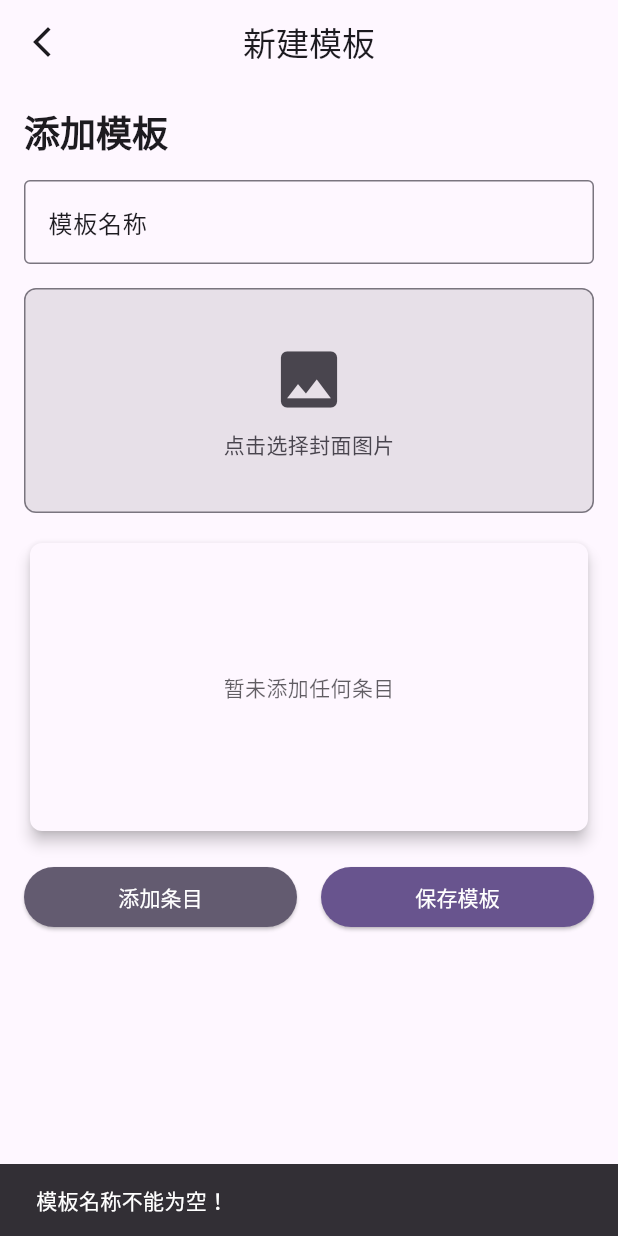
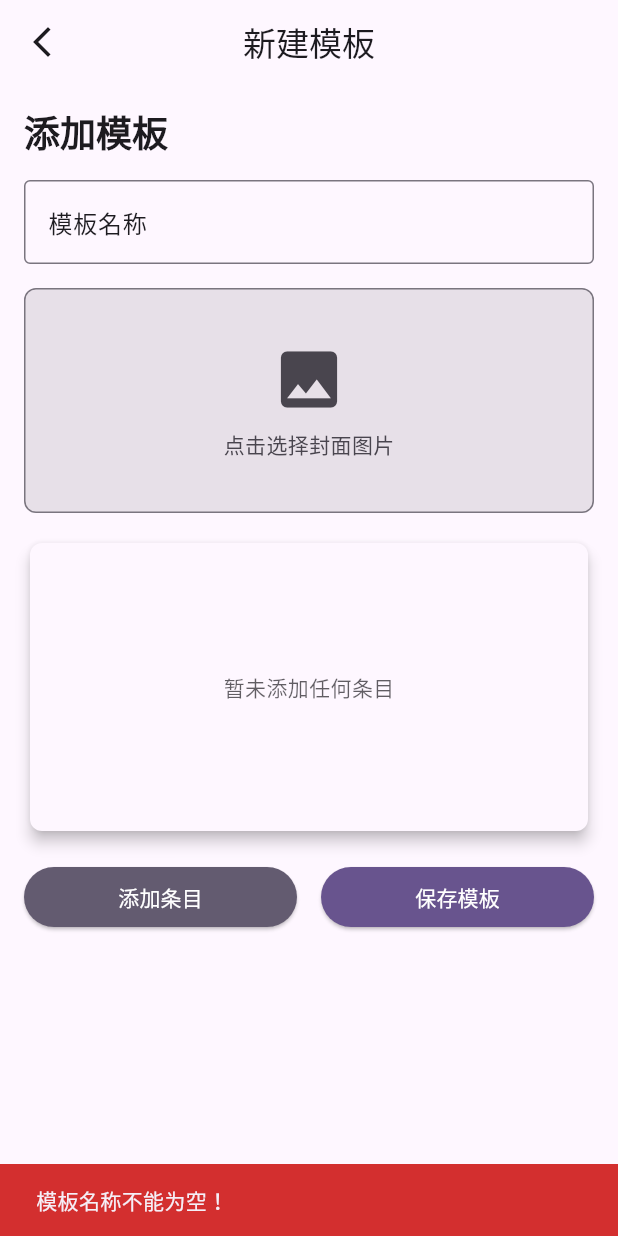
Before and after one commit to moze-max/flomosupport, a Flutter app: the Newguide screen opened by its route, after a tap on "保存模板", on a phone screen of 412 x 824 dp. Run offline on Flutter 3.47's test engine with Material 3 defaults, Android fonts, the phone set to English and light mode, and no system bars; our stand-ins replace flutter_secure_storage, image_cropper, image_picker, share_plus; accounts and stored records are empty.

Commit message:
refactor(newguide): 优化新建模板页面布局和逻辑
- 删除了 delete_guide_templates_dialog.dart 文件
- 更新了 currentguide.dart 和 newguide.dart 的导入路径
- 重构了 newguide.dart 的页面布局，使内容能够根据屏幕高度自适应
- 添加了 showSnackbar 函数用于统一显示SnackBar提示
- 优化了添加条目的逻辑，使用新的对话框组件

```diff
--- a/lib/pages/currentguide.dart
+++ b/lib/pages/currentguide.dart
@@ -1,5 +1,5 @@
 import 'dart:developer' as developer;
-import 'package:flomosupport/components/delete_guide_templates_dialog.dart';
+import 'package:flomosupport/components/dialog_components.dart';
 import 'package:flomosupport/components/show_snackbar.dart';
 import 'package:flomosupport/functions/api_service.dart';
 import 'package:flomosupport/functions/storage_service.dart';
--- a/lib/pages/newguide.dart
+++ b/lib/pages/newguide.dart
@@ -1,9 +1,11 @@
+import 'package:flomosupport/components/show_snackbar.dart';
 import 'package:flutter/material.dart';
 import 'package:path_provider/path_provider.dart';
 import 'dart:io';
 import 'dart:convert';
 import 'package:image_picker/image_picker.dart';
 import 'package:flomosupport/models/guidemodel.dart'; // 确保路径正确
+import 'package:flomosupport/components/dialog_components.dart';
 
 class Newguide extends StatefulWidget {
   const Newguide({super.key});
@@ -43,9 +45,7 @@ class NewguideState extends State<Newguide> {
       }
     } catch (e) {
       if (mounted) {
-        ScaffoldMessenger.of(context).showSnackBar(
-          SnackBar(content: Text('模板加载失败，$e')),
-        );
+        showSnackbar(context, '模板加载失败，: $e');
       }
     }
   }
@@ -65,9 +65,7 @@ class NewguideState extends State<Newguide> {
       await file.writeAsString(json.encode(jsonList));
     } catch (e) {
       if (mounted) {
-        ScaffoldMessenger.of(context).showSnackBar(
-          SnackBar(content: Text('模板保存失败: $e')),
-        );
+        showSnackbar(context, '模板保存失败: $e');
       }
     }
   }
@@ -87,25 +85,11 @@ class NewguideState extends State<Newguide> {
   // 新增：保存当前模板的逻辑，包括图片处理
   Future<void> _saveTemplate() async {
     if (_nameController.text.isEmpty) {
-      if (mounted) {
-        ScaffoldMessenger.of(context).showSnackBar(
-          SnackBar(
-              content: Text('模板名称不能为空！',
-                  style:
-                      TextStyle(color: Theme.of(context).colorScheme.onError))),
-        );
-      }
+      showSnackbar(context, '模板名称不能为空！', isError: true);
       return;
     }
     if (_useritems.isEmpty) {
-      if (mounted) {
-        ScaffoldMessenger.of(context).showSnackBar(
-          SnackBar(
-              content: Text('模板条目不能为空！',
-                  style:
-                      TextStyle(color: Theme.of(context).colorScheme.onError))),
-        );
-      }
+      showSnackbar(context, '模板条目不能为空！', isError: true);
       return;
     }
 
@@ -127,14 +111,9 @@ class NewguideState extends State<Newguide> {
         imagePath = newImage.path; // 存储新图片路径
       } catch (e) {
         if (mounted) {
-          ScaffoldMessenger.of(context).showSnackBar(
-            SnackBar(
-                content: Text('封面图片保存失败: $e',
-                    style: TextStyle(
-                        color: Theme.of(context).colorScheme.onError))),
-          );
+          showSnackbar(context, '封面图片保存失败: $e', isError: true);
         }
-        // 即使图片保存失败，也允许模板保存
+
         imagePath = null;
       }
     }
@@ -145,7 +124,7 @@ class NewguideState extends State<Newguide> {
         imagePath: imagePath);
 
     setState(() {
-      _templates.add(newTemplate); // 将新模板添加到总模板列表
+      _templates.add(newTemplate);
     });
 
     if (mounted) {
@@ -154,14 +133,7 @@ class NewguideState extends State<Newguide> {
       _useritems.clear(); // 清空当前条目列表
       _pickedImage = null; // 清空已选择的图片
       if (mounted) {
-        ScaffoldMessenger.of(context).showSnackBar(
-          SnackBar(
-            content: Text('模板保存成功！',
-                style:
-                    TextStyle(color: Theme.of(context).colorScheme.onPrimary)),
-            backgroundColor: Theme.of(context).colorScheme.primary,
-          ),
-        );
+        showSnackbar(context, '模板保存成功！');
       }
       // 返回上一页并传递成功结果，可以用于刷新Guide页面
       if (mounted) {
@@ -190,16 +162,91 @@ class NewguideState extends State<Newguide> {
           backgroundColor: currentTheme.appBarTheme.backgroundColor,
           foregroundColor: currentTheme.appBarTheme.foregroundColor,
         ),
-      body: SingleChildScrollView(
+        // body: SingleChildScrollView(
+        //   child: Padding(
+        body: Column(
+          children: [
+            Expanded(
+              child: SingleChildScrollView(
+                // 注意：如果使用Spacer，可能需要重新评估SingleChildScrollView
+                // 如果屏幕高度足够，Spacer会拉伸，body内容可能不会滚动
+                // 如果屏幕高度不足，SingleChildScrollView仍会提供滚动
                 child: Padding(
                   padding: const EdgeInsets.all(16.0),
+                  child: LayoutBuilder(
+                    // mainAxisSize: MainAxisSize.min, // <-- 这里可能需要移除或调整
+                    // 因为我们想要拉伸，所以Column可能需要占据更多空间
+                    // 通常，如果SingleChildScrollView包裹Column，且Column包含Spacer，
+                    // Column的mainAxisSize默认为MainAxisSize.max，Spacer会填充剩余空间。
+                    // 但在SingleChildScrollView内部，Column的布局行为可能受限于其内容大小。
+                    // 更好的做法是让Column占据其父级（SingleChildScrollView的子级）的最大高度。
+                    // 要确保Column能拉伸到其父级的最大高度，需要确保其父级也有足够的空间。
+                    // 考虑将Padding直接作为Scaffold的body，然后内部使用Column+Expanded。
+
+                    // 暂时保留mainAxisSize: MainAxisSize.min，如果效果不对再移除
+                    // 让我们先尝试以下结构，它更常见：
+                    // Column作为Scaffold的直接body，然后处理溢出。
+
+                    // 临时移除 SingleChildScrollView 来测试 Spacer 效果
+                    // 如果内容溢出，再添加 SingleChildScrollView
+                    // crossAxisAlignment: CrossAxisAlignment.start, // 保持左对齐
+
+                    // *** 新的布局思路：将 Column 作为 Scaffold 的直接 body ***
+                    // 如果内容可能溢出屏幕，那么Column的父级需要有足够的空间来滚动。
+                    // 最简单的实现方式是：
+                    // Scaffold -> Column (Expanded if needed) -> 各个组件 -> Spacer -> 按钮 Row
+
+                    // 重新设计 body 部分，去除 SingleChildScrollView 的直接包裹，
+                    // 而是让 Column 填充所有可用空间，并内部处理滚动（如果需要）
+                    // 但是，您原有的 SingleChildScrollView 是为了处理内容过长时滚动。
+                    // 要达到“拉伸”且“底部”的效果，同时保留滚动，有点复杂。
+
+                    // 方案A: 弹性布局，内容部分可滚动
+                    // 这种方案是：Scaffold -> Column (填充高度) -> [可滚动的区域] -> Spacer -> [底部固定区域]
+                    // 这意味着你可能需要两个滚动区域或一个CustomScrollView。
+
+                    // 让我们假设你的内容不是总是很长以至于需要Scaffold级别的滚动，
+                    // 而是希望在“有空间”时拉伸。如果内容真的很高，那么按钮也会随着滚动而向上。
+                    // 如果您希望按钮永远在屏幕底部，不随内容滚动，那还是 bottomNavigationBar 更好。
+                    // “当屏幕的高度超过一定限度，元素的高度将会按照比例拉伸”
+                    // 意味着在足够大的屏幕上，内容会变高，把按钮推到屏幕的底部。
+
+                    // 最终决定：保留 SingleChildScrollView，但让其子级 Column 能够按需拉伸。
+                    // 这需要一个 `ConstrainedBox` 或 `LayoutBuilder` 来确保 `Column` 至少能占据屏幕高度。
+
+                    // **最简单的实现方式，无需复杂的高度计算，适用于您的场景：**
+                    // 将 Column 的 mainAxisSize 设置为 MainAxisSize.max，并包裹在一个可以获得最大高度的 Widget 中。
+                    // 或者更直接，将 `Column` 直接作为 `body`，并让其 `mainAxisAlignment` 变为 `spaceBetween`。
+                    // 但这样会导致内容直接分散，而不是拉伸特定部分。
+
+                    // **回到最初的理解，您想要的是在有额外空间时，页面内容（或一部分）填充这部分空间，从而让按钮在视觉上“保持在底部”**
+                    // 这最适合 `Column` + `Spacer` 组合，但要确保 `Column` 本身有足够的空间来拉伸。
+                    // 在 `Scaffold` 的 `body` 中，如果直接是一个 `Column`，它会尝试填充可用高度。
+                    // 但 `SingleChildScrollView` 会限制其子级 `Column` 的高度为内容所需高度。
+
+                    // 解决方案：将 `SingleChildScrollView` 嵌套在 `Expanded` 或 `SizedBox.expand` 中，
+                    // 并将 `Column` 的 `mainAxisSize` 设置为 `MainAxisSize.max`。
+
+                    // **修改为 Scaffold 的直接 body，并使用 Column 弹性布局：**
+
+                    // --- 放弃 SingleChildScrollView 直接包裹 Column 的简单方法，改为更灵活的方案 ---
+
+                    // 新的 body 结构
+                    // 利用 `LayoutBuilder` 来获取可用高度，然后强制 `Column` 至少占据这个高度
+                    // 这样 `Spacer` 才能工作
+
+                    builder: (context, constraints) {
+                      return IntrinsicHeight(
+                        // 使得 Column 能够根据其 Expanded 子元素来决定高度
                         child: Column(
-            mainAxisSize: MainAxisSize.min,
+                          mainAxisAlignment:
+                              MainAxisAlignment.start, // 元素从顶部开始排列
                           crossAxisAlignment: CrossAxisAlignment.start,
                           children: [
                             Text(
                               '添加模板',
-                style: currentTheme.textTheme.headlineSmall?.copyWith(
+                              style: currentTheme.textTheme.headlineSmall
+                                  ?.copyWith(
                                 fontWeight: FontWeight.bold,
                                 color: currentTheme.colorScheme.onSurface,
                               ),
@@ -210,18 +257,20 @@ class NewguideState extends State<Newguide> {
                               decoration: InputDecoration(
                                 labelText: '模板名称',
                                 border: const OutlineInputBorder(),
-                  labelStyle:
-                      TextStyle(color: currentTheme.colorScheme.onSurface),
+                                labelStyle: TextStyle(
+                                    color: currentTheme.colorScheme.onSurface),
                                 enabledBorder: OutlineInputBorder(
-                    borderSide:
-                        BorderSide(color: currentTheme.colorScheme.outline),
+                                  borderSide: BorderSide(
+                                      color: currentTheme.colorScheme.outline),
                                 ),
                                 focusedBorder: OutlineInputBorder(
                                   borderSide: BorderSide(
-                        color: currentTheme.colorScheme.primary, width: 2),
+                                      color: currentTheme.colorScheme.primary,
+                                      width: 2),
                                 ),
                               ),
-                style: TextStyle(color: currentTheme.colorScheme.onSurface),
+                              style: TextStyle(
+                                  color: currentTheme.colorScheme.onSurface),
                             ),
                             const SizedBox(height: 16),
                             GestureDetector(
@@ -230,7 +279,8 @@ class NewguideState extends State<Newguide> {
                                 height: 150,
                                 width: double.infinity,
                                 decoration: BoxDecoration(
-                    color: currentTheme.colorScheme.surfaceContainerHighest,
+                                  color: currentTheme
+                                      .colorScheme.surfaceContainerHighest,
                                   borderRadius: BorderRadius.circular(8),
                                   border: Border.all(
                                     color: currentTheme.colorScheme.outline,
@@ -248,20 +298,23 @@ class NewguideState extends State<Newguide> {
                                         ),
                                       )
                                     : Column(
-                          mainAxisAlignment: MainAxisAlignment.center,
+                                        mainAxisAlignment:
+                                            MainAxisAlignment.center,
                                         children: [
                                           Icon(
                                             Icons.image,
                                             size: 50,
-                              color: currentTheme.colorScheme.onSurfaceVariant,
+                                            color: currentTheme
+                                                .colorScheme.onSurfaceVariant,
                                           ),
                                           const SizedBox(height: 8),
                                           Text(
                                             '点击选择封面图片',
-                              style:
-                                  currentTheme.textTheme.bodyMedium?.copyWith(
-                                color:
-                                    currentTheme.colorScheme.onSurfaceVariant,
+                                            style: currentTheme
+                                                .textTheme.bodyMedium
+                                                ?.copyWith(
+                                              color: currentTheme
+                                                  .colorScheme.onSurfaceVariant,
                                             ),
                                           ),
                                         ],
@@ -269,9 +322,10 @@ class NewguideState extends State<Newguide> {
                               ),
                             ),
                             const SizedBox(height: 16),
-              // Apply a fixed height to the Card here
+                            // 条目列表区域（Card包裹）
+                            // 考虑让这个Card可以拉伸，或者在其之后添加Spacer
                             SizedBox(
-                height: 200, // <--- Set your desired fixed height here
+                              height: 200, // 保持固定高度的列表
                               child: Card(
                                 elevation: 4,
                                 color: currentTheme.colorScheme.surface,
@@ -283,20 +337,20 @@ class NewguideState extends State<Newguide> {
                                       ? Center(
                                           child: Text(
                                             '暂未添加任何条目',
-                              style:
-                                  currentTheme.textTheme.bodyMedium?.copyWith(
-                                color: currentTheme.colorScheme.onSurface
+                                            style: currentTheme
+                                                .textTheme.bodyMedium
+                                                ?.copyWith(
+                                              color: currentTheme
+                                                  .colorScheme.onSurface
                                                   .withAlpha(178),
                                             ),
                                           ),
                                         )
                                       : ListView.builder(
-                            // Important: Nested ListView with fixed height container
-                            shrinkWrap:
-                                true, // Only take space needed by children
-                            primary: false, // Not the primary scroll view
+                                          shrinkWrap: true,
+                                          primary: false,
                                           physics:
-                                const AlwaysScrollableScrollPhysics(), // Allow list to scroll if its content overflows fixed height
+                                              const AlwaysScrollableScrollPhysics(),
                                           itemCount: _useritems.length,
                                           itemBuilder: (context, index) {
                                             final item = _useritems[index];
@@ -304,14 +358,17 @@ class NewguideState extends State<Newguide> {
                                               title: Text(item,
                                                   style: TextStyle(
                                                       color: currentTheme
-                                            .colorScheme.onSurface)),
+                                                          .colorScheme
+                                                          .onSurface)),
                                               trailing: IconButton(
                                                 icon: const Icon(Icons.delete,
                                                     color: Colors.red),
                                                 onPressed: () {
                                                   setState(() {
-                                      if (index < _useritems.length) {
-                                        _useritems.removeAt(index);
+                                                    if (index <
+                                                        _useritems.length) {
+                                                      _useritems
+                                                          .removeAt(index);
                                                     }
                                                   });
                                                 },
@@ -322,17 +379,24 @@ class NewguideState extends State<Newguide> {
                                 ),
                               ),
                             ),
-              const SizedBox(
-                  height: 16), // Add spacing after the fixed-height card
+
+                            // 这是实现拉伸效果的关键！
+                            // Spacer 会填充所有剩余的垂直空间，将下面的按钮推到底部
+                            const Spacer(), // <-- 添加 Spacer
+
+                            const SizedBox(height: 16), // 按钮上方的间距
+                            // 按钮行：添加条目 & 保存模板
                             Row(
                               mainAxisAlignment: MainAxisAlignment.spaceEvenly,
                               children: [
                                 Expanded(
                                   child: ElevatedButton(
-                      onPressed: () => _showAddItemDialog(context),
+                                    onPressed: _handleAddItem,
                                     style: ElevatedButton.styleFrom(
-                        backgroundColor: currentTheme.colorScheme.secondary,
-                        foregroundColor: currentTheme.colorScheme.onSecondary,
+                                      backgroundColor:
+                                          currentTheme.colorScheme.secondary,
+                                      foregroundColor:
+                                          currentTheme.colorScheme.onSecondary,
                                     ),
                                     child: const Text('添加条目'),
                                   ),
@@ -342,102 +406,41 @@ class NewguideState extends State<Newguide> {
                                   child: ElevatedButton(
                                     onPressed: _saveTemplate,
                                     style: ElevatedButton.styleFrom(
-                        backgroundColor: currentTheme.colorScheme.primary,
-                        foregroundColor: currentTheme.colorScheme.onPrimary,
+                                      backgroundColor:
+                                          currentTheme.colorScheme.primary,
+                                      foregroundColor:
+                                          currentTheme.colorScheme.onPrimary,
                                     ),
                                     child: const Text('保存模板'),
                                   ),
                                 ),
                               ],
                             ),
+                            SizedBox(
+                                height: MediaQuery.of(context).padding.bottom +
+                                    16.0), // 底部安全区域和额外间距
                           ],
+                        ),
+                      ); // End of IntrinsicHeight
+                    },
                   ),
                 ),
               ),
-      // --- MODIFICATION END ---
-    );
+            ),
+          ],
+        ));
   }
 
-  Future<void> _showAddItemDialog(BuildContext context) async {
-    await showDialog(
-      context: context,
-      builder: (dialogContext) {
-        final itemsInputController =
-            TextEditingController(); // Controller created here
-        try {
-          return AlertDialog(
-            title: Text('添加条目',
-                style: TextStyle(
-                    color: Theme.of(dialogContext).colorScheme.onSurface)),
-            content: TextField(
-              controller: itemsInputController,
-              decoration: InputDecoration(
-                labelText: '条目内容',
-                labelStyle: TextStyle(
-                    color: Theme.of(dialogContext)
-                        .colorScheme
-                        .onSurface
-                        .withAlpha(179)),
-                border: const OutlineInputBorder(),
-                enabledBorder: OutlineInputBorder(
-                  borderSide: BorderSide(
-                      color: Theme.of(dialogContext).colorScheme.outline),
-                ),
-                focusedBorder: OutlineInputBorder(
-                  borderSide: BorderSide(
-                      color: Theme.of(dialogContext).colorScheme.primary,
-                      width: 2),
-                ),
-              ),
-              style: TextStyle(
-                  color: Theme.of(dialogContext).colorScheme.onSurface),
-              autofocus: true,
-            ),
-            actions: [
-              TextButton(
-                onPressed: () {
-                  Navigator.pop(dialogContext);
-                },
-                child: Text('取消',
-                    style: TextStyle(
-                        color: Theme.of(dialogContext).colorScheme.onSurface)),
-              ),
-              ElevatedButton(
-                onPressed: () {
-                  if (itemsInputController.text.isNotEmpty) {
+  void _handleAddItem() async {
+    // Capture the result from the dialog
+    final String? newItem = await showAddItemDialog(context);
+
+    // Check if a valid item was returned (not null and not empty)
+    if (newItem != null && newItem.isNotEmpty) {
       setState(() {
-                      _useritems.add(itemsInputController.text.trim());
-                    });
-                    Navigator.pop(dialogContext);
-                  } else {
-                    ScaffoldMessenger.of(dialogContext).showSnackBar(
-                      SnackBar(
-                          content: Text('条目内容不能为空！',
-                              style: TextStyle(
-                                  color: Theme.of(dialogContext)
-                                      .colorScheme
-                                      .onError))),
-                    );
-                  }
-                },
-                style: ElevatedButton.styleFrom(
-                  backgroundColor: Theme.of(dialogContext).colorScheme.primary,
-                  foregroundColor:
-                      Theme.of(dialogContext).colorScheme.onPrimary,
-                ),
-                child: const Text('保存'),
-              ),
-            ],
-          );
-        } finally {
-          WidgetsBinding.instance.addPostFrameCallback((_) {
-            if (!dialogContext.mounted) {
-              itemsInputController.dispose();
-            }
+        _useritems.add(newItem); // Add the item to your local list
       });
     }
-      },
-    );
   }
 
   @override
```
Also changed, not shown: lib/components/delete_guide_templates_dialog.dart (deleted, +0 -32 lines), lib/components/dialog_components.dart (added, +109 -0 lines), lib/components/image_picker_service.dart (added, +22 -0 lines), 1 other file. Lines whose indentation alone changed are shown as unchanged.
